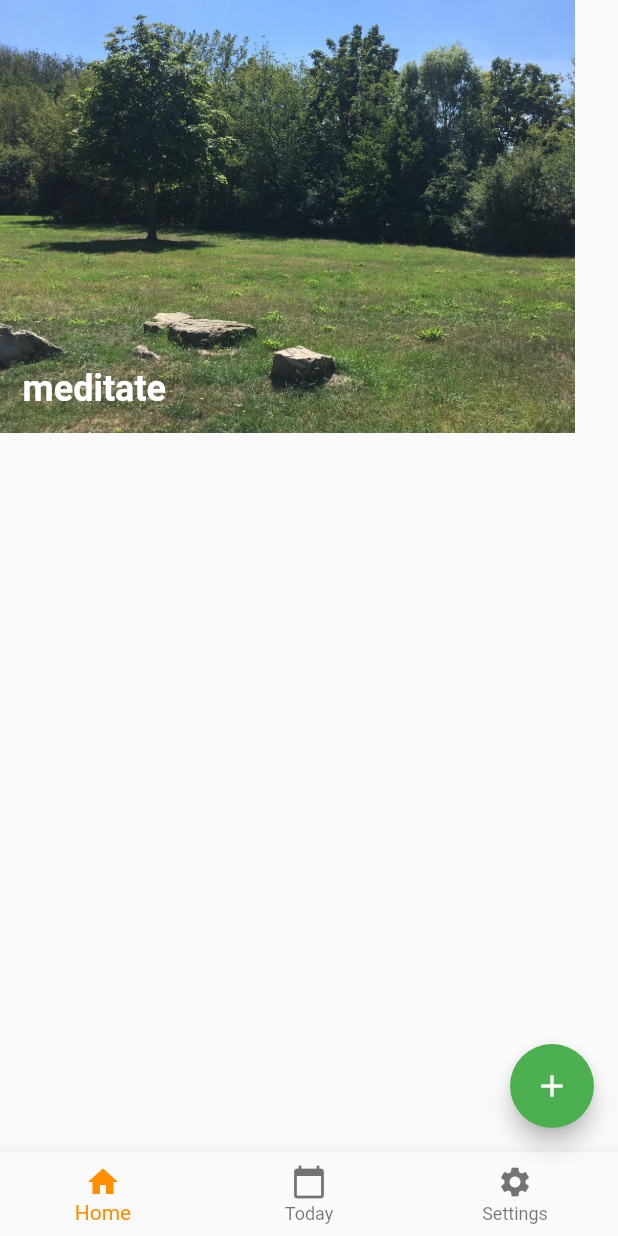
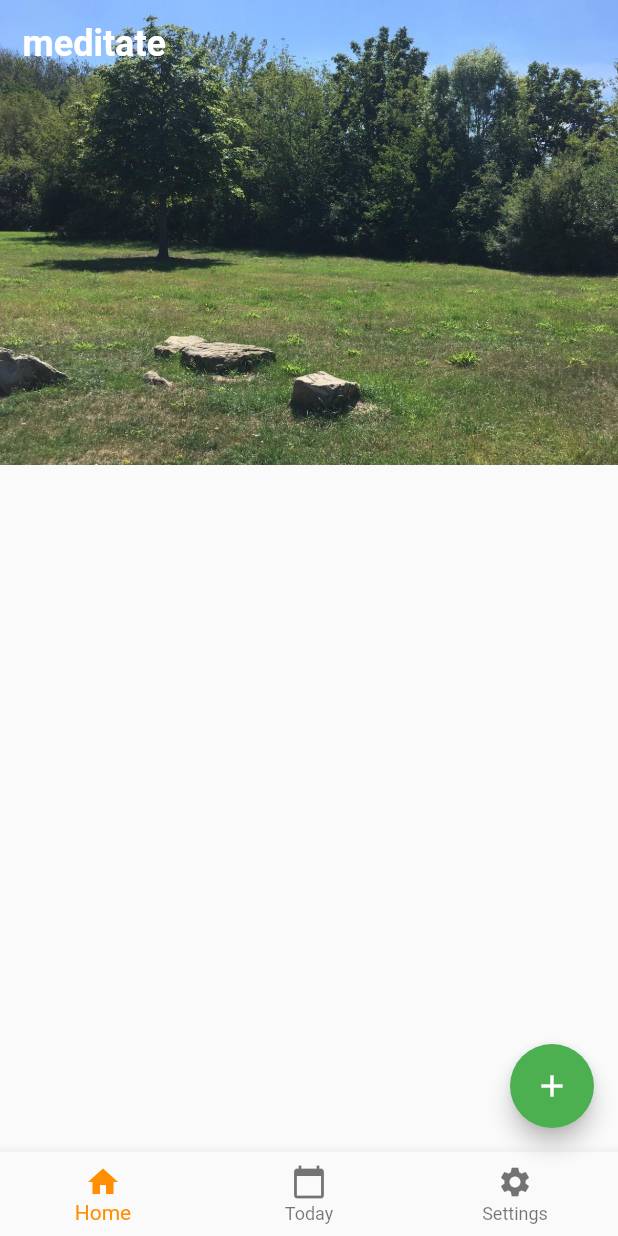
Before and after one commit to genakust/enjoy_app, a Flutter app: the MeditationScreen screen opened by its route, on a phone screen of 412 x 824 dp. Run offline on Flutter 3.47's test engine with Material 2 defaults, Android fonts, the phone set to English and light mode, and no system bars.

Commit message:
adjustments of top picture

```diff
--- a/lib/screens/meditation_page.dart
+++ b/lib/screens/meditation_page.dart
@@ -15,13 +15,9 @@ class _MeditationScreenState extends State<MeditationScreen> {
     return Scaffold(
       body: Column(
         children: <Widget>[
-          Container(
-            // width: size.width,
-            height: size.height * 0.35,
-            child: PictureWithText(
-              caption: 'meditate',
-              picturePfad: "assets/images/treewithstones.jpg",
-            ),
+          PictureWithText(
+            caption: 'meditate',
+            picturePfad: "assets/images/treewithstones.jpg",
           ),
         ],
       ),
--- a/lib/widgets/picture_with_text.dart
+++ b/lib/widgets/picture_with_text.dart
@@ -9,10 +9,13 @@ class PictureWithText extends StatelessWidget {
   Widget build(BuildContext context) {
     return Stack(
       children: <Widget>[
-        Expanded(
-          child: Image.asset(
-            picturePfad,
-            fit: BoxFit.cover,
+        Container(
+          alignment: Alignment.center,
+          child: Expanded(
+            child: Image.asset(
+              picturePfad,
+              fit: BoxFit.cover,
+            ),
           ),
         ),
         Container(
```
